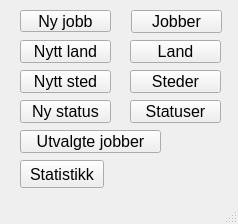
Old version of the form src/jobb/QT/jobber/jobber/mainwindow.ui in the repository andersbo87/sources.
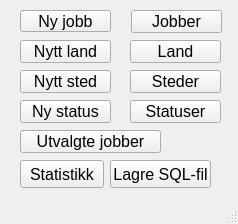
New version of the form. Icons and pictures are not drawn.

```diff
--- a/src/jobb/QT/jobber/jobber/mainwindow.ui
+++ b/src/jobb/QT/jobber/jobber/mainwindow.ui
@@ -154,6 +154,19 @@
      <string>Statistikk</string>
     </property>
    </widget>
+   <widget class="QPushButton" name="btn_SaveFile">
+    <property name="geometry">
+     <rect>
+      <x>110</x>
+      <y>160</y>
+      <width>101</width>
+      <height>28</height>
+     </rect>
+    </property>
+    <property name="text">
+     <string>Lagre SQL-fil</string>
+    </property>
+   </widget>
   </widget>
   <widget class="QStatusBar" name="statusBar"/>
  </widget>
```
